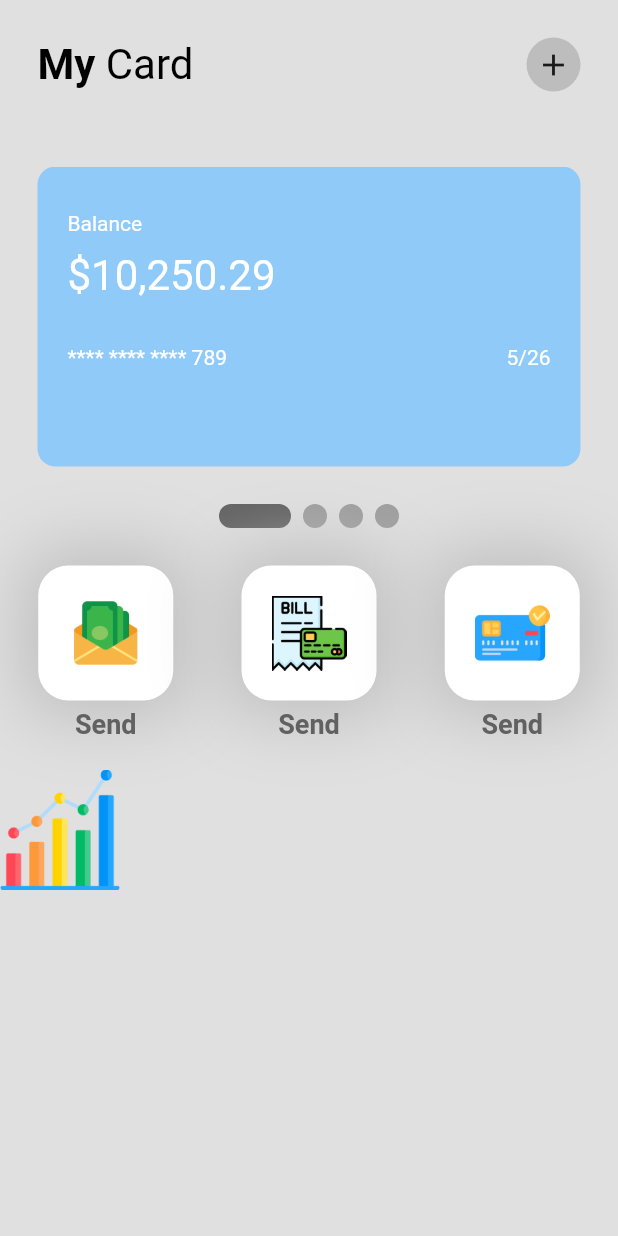
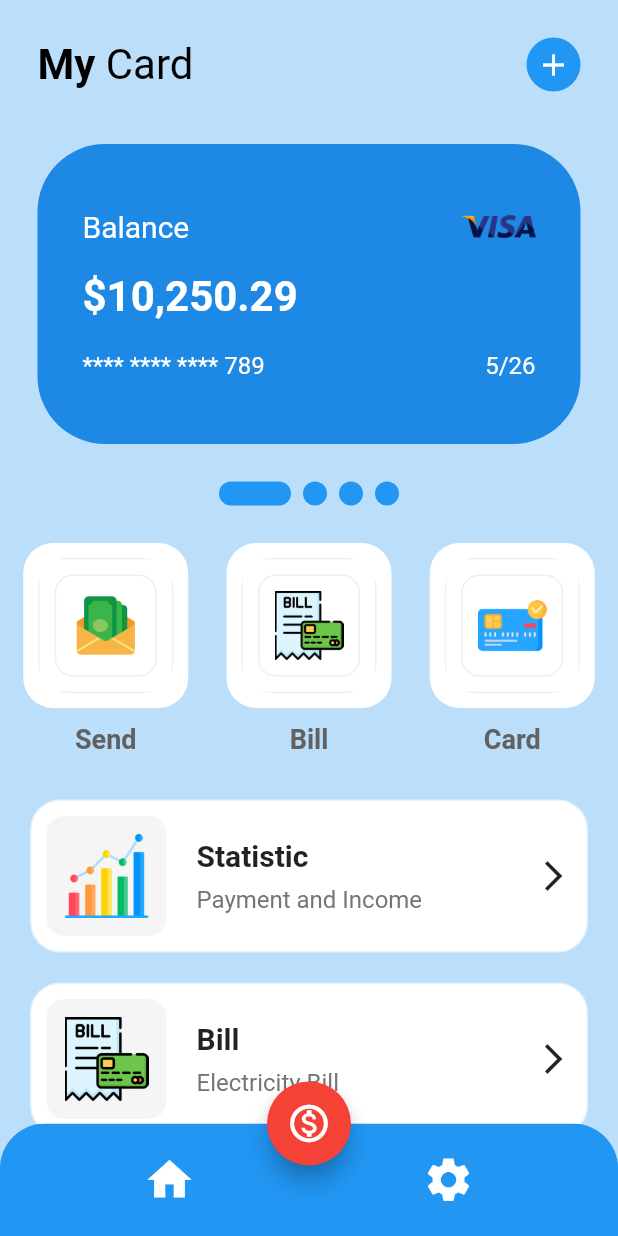
Before and after one commit to artichaudhary0/wallet_app_ui, a Flutter app: the screen it shows after launch, on a phone screen of 412 x 824 dp. Run offline on Flutter 3.47's test engine with Material 2 defaults, Android fonts, the phone set to English and light mode, and no system bars; drawn by our look-alikes of smooth_page_indicator.

Commit message:
beautiful wallet app ui font page

```diff
--- a/lib/pages/home_page.dart
+++ b/lib/pages/home_page.dart
@@ -1,7 +1,10 @@
+// ignore_for_file: unnecessary_const
+
 import 'package:flutter/material.dart';
 import 'package:smooth_page_indicator/smooth_page_indicator.dart';
 import 'package:wallet_app_ui/utils/button.dart';
 import 'package:wallet_app_ui/utils/card.dart';
+import 'package:wallet_app_ui/utils/my_list_tile.dart';
 
 class HomePage extends StatelessWidget {
   const HomePage({Key? key}) : super(key: key);
@@ -10,8 +13,43 @@ class HomePage extends StatelessWidget {
   Widget build(BuildContext context) {
     PageController controller = PageController();
     return Scaffold(
-      backgroundColor: Colors.grey.shade300,
+      backgroundColor: Colors.blue.shade100,
+      bottomNavigationBar: ClipRRect(
+        borderRadius: const BorderRadius.only(
+            topLeft: const Radius.circular(30),
+            topRight: const Radius.circular(30)),
+        child: BottomAppBar(
+            color: Colors.blue.shade500,
+            child: Padding(
+              padding: const EdgeInsets.all(20.0),
+              child: Row(
+                mainAxisAlignment: MainAxisAlignment.spaceAround,
+                children: const [
+                  Icon(
+                    Icons.home,
+                    size: 35,
+                    color: Colors.white,
+                  ),
+                  Icon(
+                    Icons.settings,
+                    size: 35,
+                    color: Colors.white,
+                  )
+                ],
+              ),
+            )),
+      ),
+      floatingActionButton: FloatingActionButton(
+        onPressed: () {},
+        backgroundColor: Colors.red,
+        child: const Icon(
+          Icons.monetization_on_outlined,
+          size: 30,
+        ),
+      ),
+      floatingActionButtonLocation: FloatingActionButtonLocation.centerDocked,
       body: SafeArea(
+        child: SingleChildScrollView(
           child: Column(
             children: [
               //app bar
@@ -45,14 +83,17 @@ class HomePage extends StatelessWidget {
                     Container(
                       padding: const EdgeInsets.all(6),
                       decoration: BoxDecoration(
-                        color: Colors.grey.shade400, shape: BoxShape.circle),
-                    child: const Icon(Icons.add),
+                          color: Colors.blue.shade500, shape: BoxShape.circle),
+                      child: const Icon(
+                        Icons.add,
+                        color: Colors.white,
+                      ),
                     ),
                   ],
                 ),
               ),
               const SizedBox(
-              height: 25,
+                height: 10,
               ),
 
               //cards
@@ -67,28 +108,28 @@ class HomePage extends StatelessWidget {
                       cardNumber: 0789,
                       expiryMonth: 05,
                       expiryYear: 26,
-                    tileColor: Colors.blue.shade200,
+                      tileColor: Colors.blue.shade600,
                     ),
                     CardTile(
                       balance: "1,250.29",
                       cardNumber: 4576,
                       expiryMonth: 04,
                       expiryYear: 22,
-                    tileColor: Colors.deepOrange.shade200,
+                      tileColor: Colors.deepOrange.shade600,
                     ),
                     CardTile(
                       balance: "3,250.29",
                       cardNumber: 3486,
                       expiryMonth: 09,
                       expiryYear: 25,
-                    tileColor: Colors.deepPurple.shade200,
+                      tileColor: Colors.deepPurple.shade600,
                     ),
                     CardTile(
                       balance: "6,250.291",
                       cardNumber: 1678,
                       expiryMonth: 12,
                       expiryYear: 24,
-                    tileColor: Colors.pink.shade200,
+                      tileColor: Colors.pink.shade600,
                     ),
                   ],
                 ),
@@ -97,53 +138,65 @@ class HomePage extends StatelessWidget {
                 height: 25,
               ),
               SmoothPageIndicator(
-              effect: ExpandingDotsEffect(activeDotColor: Colors.grey.shade700),
+                effect: ExpandingDotsEffect(
+                    activeDotColor: Colors.blue.shade500,
+                    dotColor: Colors.blue.shade500),
                 controller: controller,
                 count: 4,
               ),
 
               const SizedBox(
-              height: 5,
+                height: 15,
               ),
 
               //3 buttons -> send ,pay, bills
               Row(
                 mainAxisAlignment: MainAxisAlignment.spaceEvenly,
-              children: [
+                children: const [
                   ButtonTile(
-                  image: Image.asset("assets/send-money.png"),
+                    image: "assets/send-money.png",
                     text: 'Send',
                   ),
                   ButtonTile(
-                  image: Image.asset("assets/bill.png"),
-                  text: 'Send',
+                    image: "assets/bill.png",
+                    text: 'Bill',
                   ),
                   ButtonTile(
-                  image: Image.asset("assets/credit-card.png"),
-                  text: 'Send',
+                    image: "assets/credit-card.png",
+                    text: 'Card',
                   )
                 ],
               ),
 
-            Column(
-              children: [
-                Row(
-                  children: [
-                    Container(
-                      height: 80,
-                      child: Image.asset("assets/analysis.png"),
-                    )
-                  ],
-                )
-              ],
-            )
+              const MyListTile(
+                iconImagePath: 'assets/analysis.png',
+                subTitleTile: "Payment and Income",
+                tileTitle: 'Statistic',
+              ),
+              const MyListTile(
+                iconImagePath: 'assets/bill.png',
+                subTitleTile: 'Electricity Bill',
+                tileTitle: 'Bill',
+              ),
+              const MyListTile(
+                iconImagePath: 'assets/credit-card.png',
+                subTitleTile: 'Details',
+                tileTitle: 'card Details',
+              ),
+              const MyListTile(
+                iconImagePath: 'assets/money-transfer.png',
+                subTitleTile: 'Send Money',
+                tileTitle: 'Money Transfer',
+              ),
+              const MyListTile(
+                iconImagePath: 'assets/send-money.png',
+                subTitleTile: 'History',
+                tileTitle: 'History',
+              ),
             ],
           ),
         ),
-
-      //stats and transaction
-
-      //bottom navigation bar
+      ),
     );
   }
 }
--- a/lib/utils/button.dart
+++ b/lib/utils/button.dart
@@ -5,7 +5,7 @@ class ButtonTile extends StatelessWidget {
       : super(key: key);
 
   final String text;
-  final Image image;
+  final String image;
 
   @override
   Widget build(BuildContext context) {
@@ -20,20 +20,32 @@ class ButtonTile extends StatelessWidget {
               children: [
                 Container(
                   height: 90,
-                  padding: const EdgeInsets.all(20),
+                  padding: const EdgeInsets.all(10),
                   decoration: BoxDecoration(
-                      color: Colors.white,
-                      borderRadius: BorderRadius.circular(20),
-                      boxShadow: [
-                        BoxShadow(
-                            color: Colors.grey.shade400,
-                            blurRadius: 40,
-                            spreadRadius: 10)
-                      ]),
-                  child: Center(child: image),
+                    border: Border.all(color: Colors.blue.shade50),
+                    color: Colors.white,
+                    borderRadius: BorderRadius.circular(20),
+                    boxShadow: const [
+                      BoxShadow(
+                        color: Colors.white,
+                        spreadRadius: 10,
+                      )
+                    ],
+                  ),
+                  child: Container(
+                      padding: const EdgeInsets.all(10),
+                      decoration: BoxDecoration(
+                        border: Border.all(color: Colors.blue.shade50),
+                        color: Colors.white,
+                        borderRadius: BorderRadius.circular(12),
+                        boxShadow: const [
+                          BoxShadow(color: Colors.white, spreadRadius: 10)
+                        ],
+                      ),
+                      child: Center(child: Image.asset(image))),
                 ),
                 const SizedBox(
-                  height: 5,
+                  height: 20,
                 ),
                 Text(
                   text,
--- a/lib/utils/card.dart
+++ b/lib/utils/card.dart
@@ -1,7 +1,14 @@
 import 'package:flutter/material.dart';
 
 class CardTile extends StatelessWidget {
-  const CardTile( {Key? key, required this.balance, required this.cardNumber, required this.expiryMonth, required this.expiryYear, required this.tileColor}) : super(key: key);
+  const CardTile(
+      {Key? key,
+      required this.balance,
+      required this.cardNumber,
+      required this.expiryMonth,
+      required this.expiryYear,
+      required this.tileColor})
+      : super(key: key);
 
   final String balance;
   final int cardNumber;
@@ -14,41 +21,50 @@ class CardTile extends StatelessWidget {
       padding: const EdgeInsets.symmetric(horizontal: 25.0),
       child: Container(
         width: 300,
-        padding: const EdgeInsets.all(20),
+        padding: const EdgeInsets.all(30),
         decoration: BoxDecoration(
           color: tileColor,
-          borderRadius: BorderRadius.circular(12),
+          borderRadius: BorderRadius.circular(45),
         ),
         child: Column(
           crossAxisAlignment: CrossAxisAlignment.start,
           children: [
-            const SizedBox(
-              height: 10,
-            ),
-            const Text(
-              "Balance",
-              style: TextStyle(color: Colors.white),
+            Row(
+              mainAxisAlignment: MainAxisAlignment.spaceBetween,
+              children: [
+                const Text(
+                  "Balance",
+                  style: TextStyle(color: Colors.white, fontSize: 20),
+                ),
+                Image.asset(
+                  "assets/v.png",
+                  height: 50,
+                )
+              ],
             ),
             const SizedBox(
-              height: 10,
+              height: 5,
             ),
-             Text(
-              "\$" +"$balance",
-              style:const TextStyle(color: Colors.white, fontSize: 28),
+            Text(
+              "\$" + "$balance",
+              style: const TextStyle(
+                  color: Colors.white,
+                  fontSize: 28,
+                  fontWeight: FontWeight.bold),
             ),
             const SizedBox(
-              height: 30,
+              height: 20,
             ),
             Row(
               mainAxisAlignment: MainAxisAlignment.spaceBetween,
               children: [
                 Text(
                   "**** **** **** $cardNumber",
-                  style: TextStyle(color: Colors.white),
+                  style: TextStyle(color: Colors.white, fontSize: 16),
                 ),
                 Text(
                   "$expiryMonth/$expiryYear",
-                  style: TextStyle(color: Colors.white),
+                  style: TextStyle(color: Colors.white, fontSize: 16),
                 )
               ],
             ),
--- /dev/null
+++ b/lib/utils/my_list_tile.dart
@@ -0,0 +1,67 @@
+import 'package:flutter/material.dart';
+
+class MyListTile extends StatelessWidget {
+  const MyListTile(
+      {Key? key,
+      required this.iconImagePath,
+      required this.tileTitle,
+      required this.subTitleTile})
+      : super(key: key);
+  final String iconImagePath;
+  final String tileTitle;
+  final String subTitleTile;
+
+  @override
+  Widget build(BuildContext context) {
+    return Padding(
+      padding: const EdgeInsets.symmetric(horizontal: 20.0, vertical: 10),
+      child: Container(
+        padding: const EdgeInsets.all(10),
+        decoration: BoxDecoration(
+          color: Colors.white,
+          border: Border.all(color: Colors.blue.shade50),
+          borderRadius: BorderRadius.circular(20),
+        ),
+        child: Row(
+          mainAxisAlignment: MainAxisAlignment.spaceBetween,
+          children: [
+            Row(
+              children: [
+                Container(
+                  height: 80,
+                  padding: const EdgeInsets.all(12),
+                  decoration: BoxDecoration(
+                      color: Colors.grey.shade100,
+                      borderRadius: BorderRadius.circular(12)),
+                  child: Image.asset(iconImagePath),
+                ),
+                const SizedBox(
+                  width: 20,
+                ),
+                Column(
+                  crossAxisAlignment: CrossAxisAlignment.start,
+                  children: [
+                    Text(
+                      tileTitle,
+                      style: const TextStyle(
+                          fontWeight: FontWeight.bold, fontSize: 20),
+                    ),
+                    const SizedBox(
+                      height: 8,
+                    ),
+                    Text(
+                      subTitleTile,
+                      style:
+                          TextStyle(fontSize: 16, color: Colors.grey.shade600),
+                    )
+                  ],
+                ),
+              ],
+            ),
+            const Icon(Icons.arrow_forward_ios)
+          ],
+        ),
+      ),
+    );
+  }
+}
```
Also changed, not shown: assets/v.png (added), assets/visa.png (added). Lines whose indentation alone changed are shown as unchanged.
